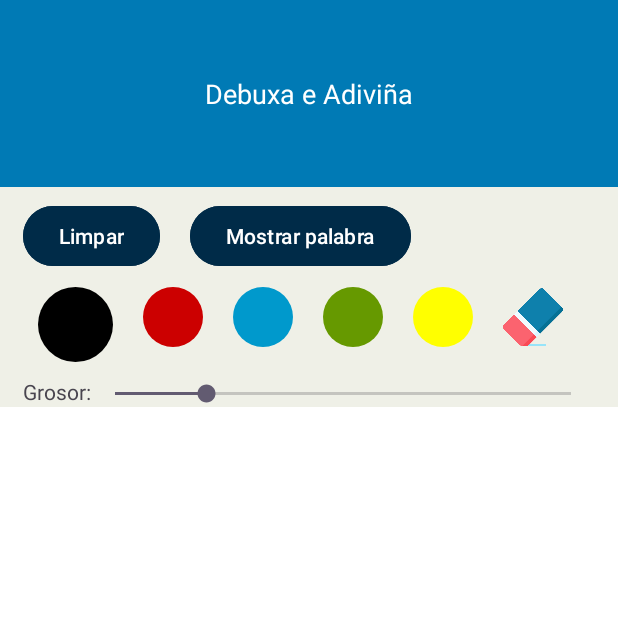
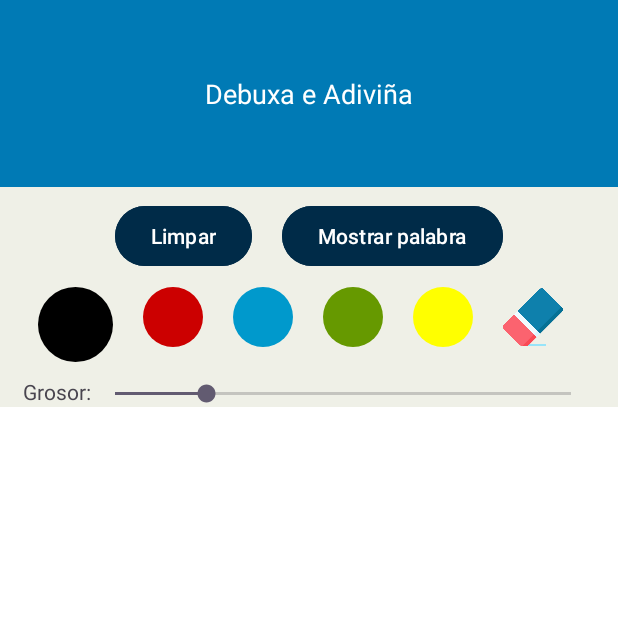
Before and after one commit to pabloboo/Galegando21, an Android app: the DebuxaEAdivinhaGameActivity screen opened directly, with no data from a screen before it, after a tap on "Ocultar palabra", on a phone screen of 412 x 824 dp, the top half of it. Run offline under Robolectric (Android 15) with nearby library versions, the phone set to English and light mode, and no system bars.

Commit message:
Fixed mostrar palabra en Debuxa e Adiviña e corrección xeración app release

```diff
--- a/app/src/main/java/com/galegando21/StatisticsRoadmapActivity.kt
+++ b/app/src/main/java/com/galegando21/StatisticsRoadmapActivity.kt
@@ -226,7 +226,7 @@ class StatisticsRoadmapActivity : AppCompatActivity() {
             insigniaRacha100.visibility = View.VISIBLE
         }
 
-        if (sharedPreferences.getInt(SharedPreferencesKeys.PASAGALEGO_ERROR_ANSWERS_DICTIONARY, 0).toString().toInt() == 0) {
+        if (sharedPreferences.getInt(SharedPreferencesKeys.PASAGALEGO_CORRECT_ANSWERS_DICTIONARY, 0).toString().toInt() == 23) {
             insigniaPasagalegoComplete.visibility = View.VISIBLE
         }
 
--- a/app/src/main/java/com/galegando21/day20DebuxaEAdivinha/DebuxaEAdivinhaGameActivity.kt
+++ b/app/src/main/java/com/galegando21/day20DebuxaEAdivinha/DebuxaEAdivinhaGameActivity.kt
@@ -85,7 +85,7 @@ class DebuxaEAdivinhaGameActivity : AppCompatActivity() {
 
     private fun showWord() {
         if (palabraTv.visibility == View.VISIBLE) {
-            palabraTv.visibility = View.INVISIBLE
+            palabraTv.visibility = View.GONE
             showWordButton.text = "Mostrar palabra"
         } else {
             palabraTv.visibility = View.VISIBLE
--- a/app/src/main/java/com/galegando21/utils/ConexionsGameConstants.kt
+++ b/app/src/main/java/com/galegando21/utils/ConexionsGameConstants.kt
@@ -9,7 +9,7 @@ object ConexionsGameConstants {
             Conexions(
                 "Gritar", "Xenxibre", "Arroz", "Dardo",
                 "Revolto", "Machado", "Prisa", "Anel",
-                "Algas", "Ferradura", "Ferver", "Patada",
+                "Algas", "Ferradura", "Ferver", "Alboroto",
                 "Sésamo", "Fritir", "Emoción", "Escalfar",
                 "Formas de preparar ovos", listOf("Ferver", "Fritir", "Escalfar", "Revolto"),
                 "Sentimento de euforia", listOf("Alboroto", "Gritar", "Prisa", "Emoción"),
--- a/app/src/main/res/layout/activity_debuxa_eadivinha_game.xml
+++ b/app/src/main/res/layout/activity_debuxa_eadivinha_game.xml
@@ -29,6 +29,7 @@
         <LinearLayout
             android:layout_width="match_parent"
             android:layout_height="wrap_content"
+            android:gravity="center"
             android:orientation="horizontal">
             <Button
                 android:id="@+id/btnClearDebuxaEAdivinha"
@@ -43,15 +44,16 @@
                 android:layout_marginLeft="20dp"
                 android:text="Ocultar palabra"
                 android:backgroundTint="@color/secondaryBlue"/>
-            <TextView
-                android:id="@+id/palabraDebuxaEAdivinhaTv"
-                android:layout_width="wrap_content"
-                android:layout_height="wrap_content"
-                android:text="Árbore"
-                android:textSize="20sp"
-                android:textStyle="bold"
-                android:layout_marginLeft="20dp"/>
         </LinearLayout>
+        <TextView
+            android:id="@+id/palabraDebuxaEAdivinhaTv"
+            android:layout_width="match_parent"
+            android:layout_height="wrap_content"
+            android:textAlignment="center"
+            android:text="Árbore"
+            android:textSize="20sp"
+            android:textStyle="bold"
+            android:layout_marginVertical="5dp"/>
         <LinearLayout
             android:layout_width="match_parent"
             android:layout_height="wrap_content">
```
Also changed, not shown: app/src/main/res/drawable/adivinar_ano_74.jpg (renamed from app/src/main/res/drawable/adivinar_ano_74.png).
